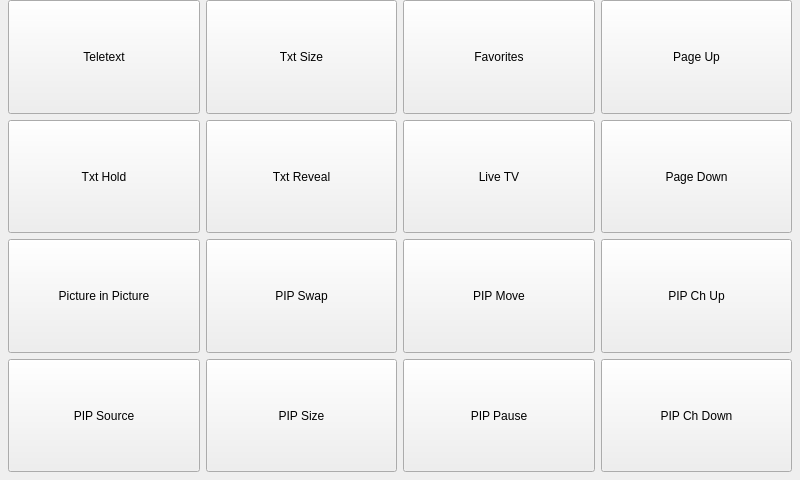
Old version of the form forms/pirtvform.ui in the repository jpietrzak8/Pierogi.
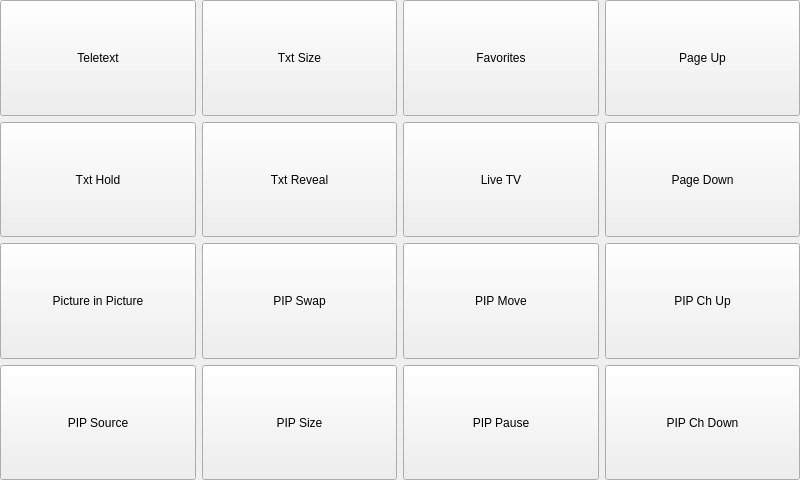
New version of the form. Icons and pictures are not drawn.

Diff of the .ui file:
```diff
--- a/forms/pirtvform.ui
+++ b/forms/pirtvform.ui
@@ -14,18 +14,9 @@
    <string>Form</string>
   </property>
   <layout class="QGridLayout" name="gridLayout">
-   <property name="leftMargin">
-    <number>8</number>
-   </property>
-   <property name="topMargin">
+   <property name="margin">
     <number>0</number>
    </property>
-   <property name="rightMargin">
-    <number>8</number>
-   </property>
-   <property name="bottomMargin">
-    <number>8</number>
-   </property>
    <item row="0" column="0">
     <widget class="QPushButton" name="teletextButton">
      <property name="sizePolicy">
```
